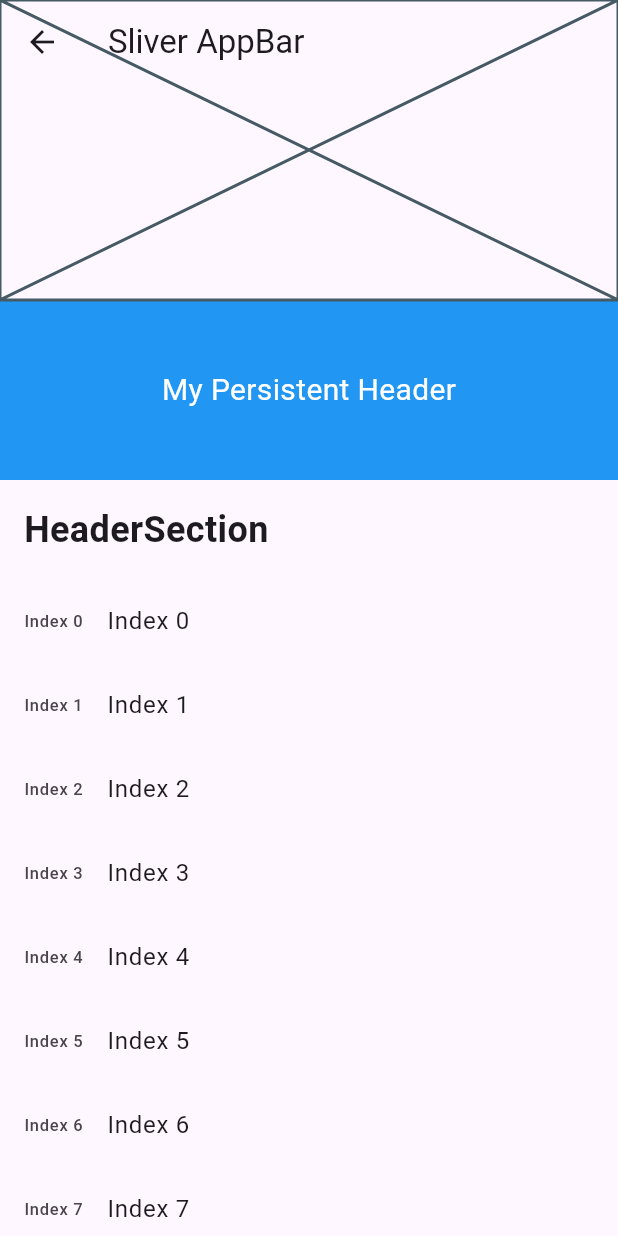
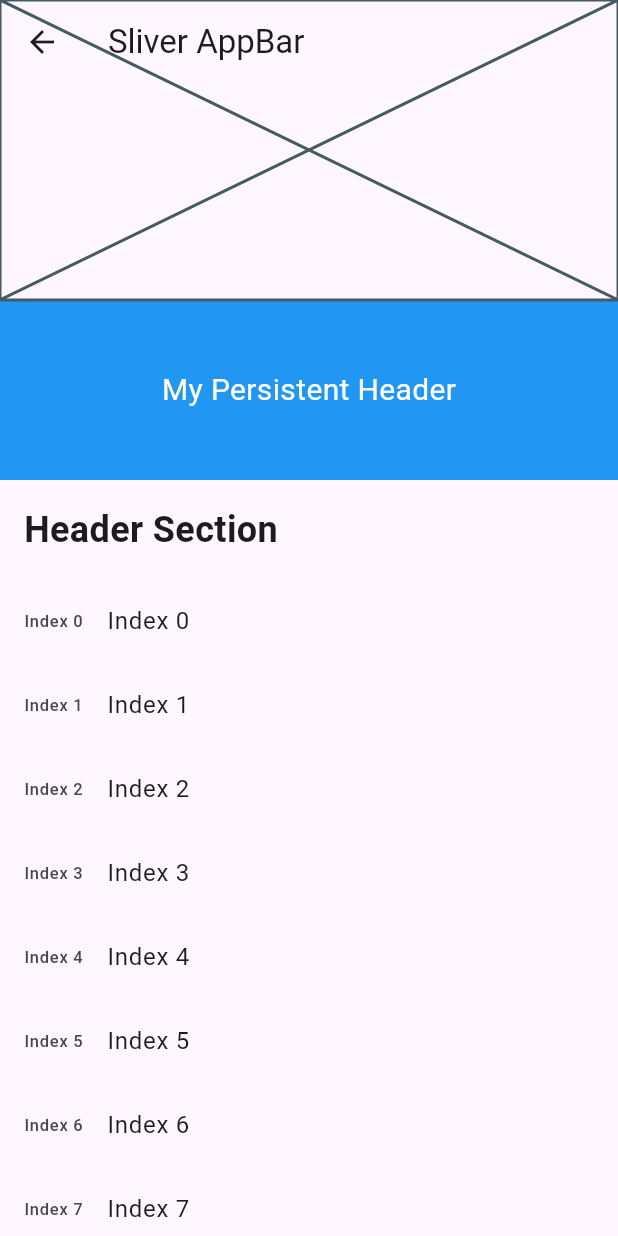
Before and after one commit to dhruv-rajani/demo, a Flutter app: the HomeScreen screen opened directly, on a phone screen of 412 x 824 dp. Run offline on Flutter 3.47's test engine with Material 3 defaults, Android fonts, the phone set to English and light mode, and no system bars; accounts and stored records are empty.

Commit message:
minor changes

```diff
--- a/lib/screens/home_screen.dart
+++ b/lib/screens/home_screen.dart
@@ -61,7 +61,7 @@ class _HomeScreenState extends State<HomeScreen> {
             child: Container(
               padding: const EdgeInsets.all(16.0),
               child: const Text(
-                'HeaderSection',
+                'Header Section',
                 style: TextStyle(fontSize: 24.0, fontWeight: FontWeight.bold),
               ),
             ),
```
